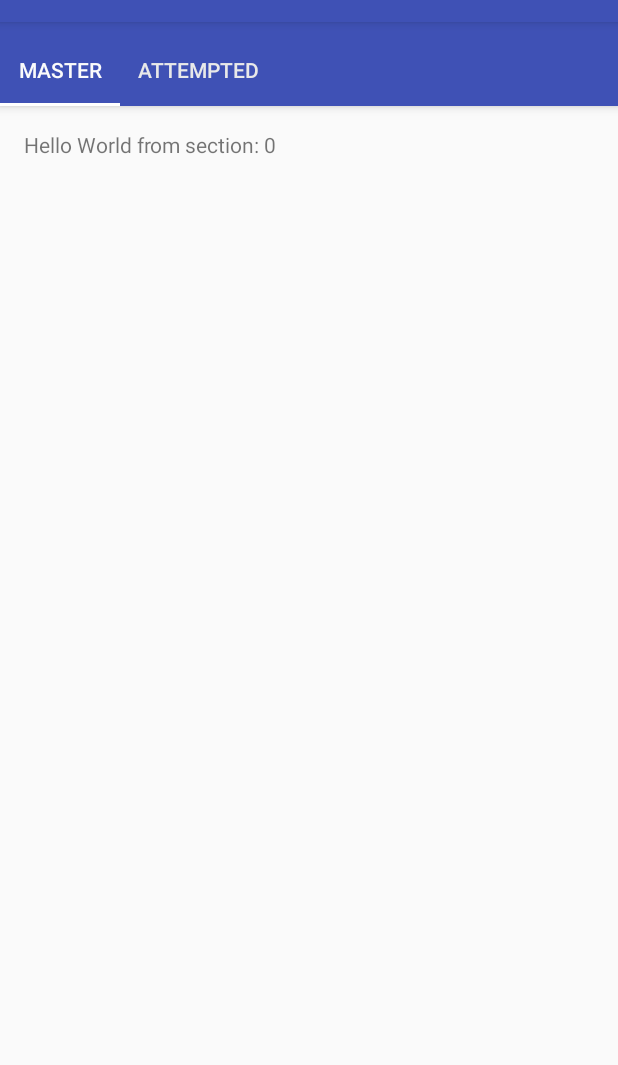
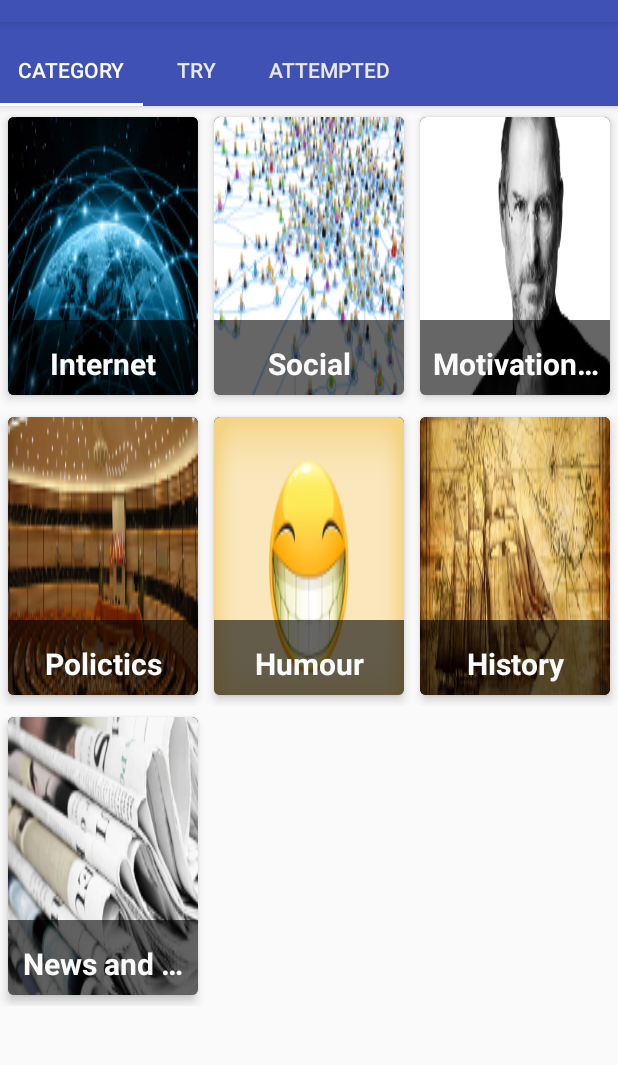
Before and after one commit to richakhanna/master_extempore, an Android app: the screen it shows after launch (MainActivity), on a phone screen of 412 x 824 dp, the part 62-1127 px from its top. Run offline under Robolectric (Android 15) with nearby library versions, the phone set to English and light mode, and no system bars; our stand-ins replace Volley; pictures from the network do not load.

Commit message:
CategoryGrid and Adapter added

```diff
--- a/app/build.gradle
+++ b/app/build.gradle
@@ -29,4 +29,5 @@ dependencies {
     compile 'com.google.code.gson:gson:2.+'
     compile 'com.android.support:cardview-v7:+'
     compile 'com.android.support:design:23.2.1'
+    compile 'com.github.bumptech.glide:glide:3.7.0'
 }
--- a/app/src/main/java/com/richdroid/masterextempore/ui/activity/MainActivity.java
+++ b/app/src/main/java/com/richdroid/masterextempore/ui/activity/MainActivity.java
@@ -16,7 +16,7 @@ import java.util.List;
 public class MainActivity extends AppCompatActivity implements TabLayout.OnTabSelectedListener {
 
   private static final String TAG = MainActivity.class.getSimpleName();
-  private static final int NUM_PAGES = 2;
+  private static final int NUM_PAGES = 3;
   private List<ContactDetail> mDatasetList;
   private DataManager mDataMan;
   private ProgressBarUtil mProgressBar;
--- /dev/null
+++ b/app/src/main/java/com/richdroid/masterextempore/ui/adapter/CategoryGridAdapter.java
@@ -0,0 +1,93 @@
+package com.richdroid.masterextempore.ui.adapter;
+
+import android.content.Context;
+import android.content.SharedPreferences;
+import android.preference.PreferenceManager;
+import android.support.v7.widget.RecyclerView;
+import android.view.LayoutInflater;
+import android.view.View;
+import android.view.ViewGroup;
+import android.widget.ImageView;
+import android.widget.LinearLayout;
+import android.widget.TextView;
+import com.bumptech.glide.Glide;
+import com.richdroid.masterextempore.R;
+
+public class CategoryGridAdapter extends RecyclerView.Adapter<CategoryGridAdapter.ListViewHolder> {
+
+  private static final String CATEGORY = "category";
+  private String categoryList[] = {
+      "Internet", "Social", "Motivational", "Polictics", "Humour", "History",
+      "News and Infotainment"
+  };
+  private int categoryListImage[] = {
+      R.drawable.internet, R.drawable.social, R.drawable.motivation, R.drawable.politics,
+      R.drawable.humour, R.drawable.history, R.drawable.news
+  };
+  private final Context mContext;
+  private SharedPreferences mPref;
+
+  public class ListViewHolder extends RecyclerView.ViewHolder
+      implements View.OnClickListener, View.OnLongClickListener {
+
+    private final TextView mTopicName;
+    private ImageView mImage;
+    private LinearLayout mContainer;
+    private LinearLayout mTextLayout;
+
+    public ListViewHolder(View itemView) {
+      super(itemView);
+      this.mTopicName = (TextView) itemView.findViewById(R.id.title_text_view);
+      this.mImage = (ImageView) itemView.findViewById(R.id.img_grid);
+      this.mContainer = (LinearLayout) itemView.findViewById(R.id.container);
+      this.mTextLayout = (LinearLayout) itemView.findViewById(R.id.textLayout);
+      itemView.setOnClickListener(this);
+      itemView.setOnLongClickListener(this);
+    }
+
+    @Override public void onClick(View v) {
+      int position = getAdapterPosition();
+      SharedPreferences.Editor editor = mPref.edit();
+      if(mPref.getBoolean(categoryList[position], false)){
+        this.mTextLayout.setBackgroundColor(mContext.getResources().getColor(R.color.blacktranslucent));
+        editor.putBoolean(categoryList[position], false);
+      }else{
+        this.mTextLayout.setBackgroundColor(
+            mContext.getResources().getColor(R.color.greentranslucent));
+        editor.putBoolean(categoryList[position], true);
+      }
+      editor.commit();
+    }
+
+    @Override public boolean onLongClick(View v) {
+      return false;
+    }
+  }
+
+  public CategoryGridAdapter(Context context) {
+    mContext = context;
+    mPref = PreferenceManager.getDefaultSharedPreferences(mContext.getApplicationContext());
+  }
+
+  @Override
+  public CategoryGridAdapter.ListViewHolder onCreateViewHolder(ViewGroup parent, int viewType) {
+    View view = LayoutInflater.from(parent.getContext()).inflate(R.layout.grid_item, parent, false);
+
+    return new ListViewHolder(view);
+  }
+
+  @Override public void onBindViewHolder(ListViewHolder viewHolder, int position) {
+    // - get element from your dataset at this position
+    // - replace the contents of the view with that element
+    viewHolder.mTopicName.setText(categoryList[position]);
+    if (mPref.getBoolean(categoryList[position],false)) {
+      viewHolder.mTextLayout.setBackgroundColor(mContext.getResources().getColor(
+          R.color.greentranslucent));
+    }
+    Glide.with(mContext).load(categoryListImage[position]).into(viewHolder.mImage);
+  }
+
+  @Override public int getItemCount() {
+    return categoryList.length;
+  }
+}
--- a/app/src/main/java/com/richdroid/masterextempore/ui/adapter/SectionsPagerAdapter.java
+++ b/app/src/main/java/com/richdroid/masterextempore/ui/adapter/SectionsPagerAdapter.java
@@ -3,6 +3,7 @@ package com.richdroid.masterextempore.ui.adapter;
 import android.support.v4.app.Fragment;
 import android.support.v4.app.FragmentManager;
 import android.support.v4.app.FragmentPagerAdapter;
+import com.richdroid.masterextempore.ui.fragment.CategoryFragement;
 import com.richdroid.masterextempore.ui.fragment.PlaceholderFragment;
 import com.richdroid.masterextempore.ui.fragment.VideoListFragment;
 
@@ -15,8 +16,10 @@ public class SectionsPagerAdapter extends FragmentPagerAdapter {
     @Override public Fragment getItem(int position) {
       switch (position) {
         case 0:
+          return CategoryFragement.newInstance(position);
+        case 1:
           return PlaceholderFragment.newInstance(position);
-        case 1:
+        case 2:
           return VideoListFragment.newInstance(position);
       }
       return null;
--- /dev/null
+++ b/app/src/main/java/com/richdroid/masterextempore/ui/fragment/CategoryFragement.java
@@ -0,0 +1,53 @@
+package com.richdroid.masterextempore.ui.fragment;
+
+import android.app.Activity;
+import android.os.Bundle;
+import android.support.v4.app.Fragment;
+import android.support.v7.widget.GridLayoutManager;
+import android.support.v7.widget.RecyclerView;
+import android.view.LayoutInflater;
+import android.view.View;
+import android.view.ViewGroup;
+import com.richdroid.masterextempore.R;
+import com.richdroid.masterextempore.ui.adapter.CategoryGridAdapter;
+
+/**
+ * Created by harshikesh.kumar on 16/04/16.
+ */
+public class CategoryFragement extends Fragment {
+
+  private static final String ARG_SECTION_NUMBER = "section_number";
+
+  private RecyclerView mRecyclerView;
+  private GridLayoutManager glm;
+  private CategoryGridAdapter mAdapter;
+  private Activity mContext;
+
+  public static CategoryFragement newInstance(int sectionNumber) {
+    CategoryFragement fragment = new CategoryFragement();
+    Bundle args = new Bundle();
+    args.putInt(ARG_SECTION_NUMBER, sectionNumber);
+    fragment.setArguments(args);
+    return fragment;
+  }
+
+  public CategoryFragement() {
+  }
+
+  @Override public View onCreateView(LayoutInflater inflater, ViewGroup container,
+      Bundle savedInstanceState) {
+    View rootView = inflater.inflate(R.layout.fragment_all_videos, container, false);
+    mContext = getActivity();
+    mRecyclerView = (RecyclerView) rootView.findViewById(R.id.videolistview);
+    //mRecyclerView.setHasFixedSize(true);
+    glm = new GridLayoutManager(mContext, 3);
+    glm.setOrientation(GridLayoutManager.VERTICAL);
+
+    mRecyclerView.setLayoutManager(glm);
+    // specify an adapter
+    mAdapter = new CategoryGridAdapter(getActivity());
+    mRecyclerView.setAdapter(mAdapter);
+
+    return rootView;
+  }
+}
--- a/app/src/main/java/com/richdroid/masterextempore/utils/Utilities.java
+++ b/app/src/main/java/com/richdroid/masterextempore/utils/Utilities.java
@@ -10,8 +10,9 @@ import java.io.File;
  */
 public class Utilities {
 
-  private static String PAGE0 = "Master";
-  private static String PAGE1 = "Attempted";
+  private static String PAGE0 = "Category";
+  private static String PAGE1 = "Try";
+  private static String PAGE2 = "Attempted";
 
   public static String getPageTitle(Context context, int position) {
     switch (position) {
@@ -19,6 +20,8 @@ public class Utilities {
         return PAGE0;
       case 1:
         return PAGE1;
+      case 2:
+        return PAGE2;
     }
     return null;
   }
--- /dev/null
+++ b/app/src/main/res/layout/grid_item.xml
@@ -0,0 +1,58 @@
+<?xml version="1.0" encoding="utf-8"?>
+<LinearLayout
+    xmlns:android="http://schemas.android.com/apk/res/android"
+    android:id="@+id/container"
+    android:orientation="vertical"
+    android:layout_width="match_parent"
+    android:layout_height="@dimen/discover_grid_height"
+    >
+    <android.support.v7.widget.CardView
+        xmlns:card_view="http://schemas.android.com/apk/res-auto"
+        android:id="@+id/card_view"
+        android:layout_gravity="center"
+        android:layout_width="match_parent"
+        android:layout_height="@dimen/discover_grid_height"
+        card_view:cardUseCompatPadding="true"
+        card_view:cardCornerRadius="4dp"
+        card_view:cardElevation="4dp"
+        >
+        <FrameLayout
+            android:layout_width="match_parent"
+            android:layout_height="wrap_content"
+            >
+            <ImageView
+                android:id="@+id/img_grid"
+                android:layout_width="match_parent"
+                android:layout_height="200dp"
+                android:adjustViewBounds="true"
+                android:scaleType="fitXY"
+                android:background="@drawable/internet"
+                />
+            <LinearLayout
+                android:id="@+id/textLayout"
+                android:layout_width="match_parent"
+                android:layout_height="@dimen/dimen_50dp"
+                android:layout_gravity="bottom"
+                android:layout_below="@+id/img_grid"
+                android:background="#99000000"
+                android:orientation="horizontal">
+                <TextView
+                    android:id="@+id/title_text_view"
+                    android:layout_width="match_parent"
+                    android:layout_height="match_parent"
+                    android:ellipsize="end"
+                    android:gravity="center"
+                    android:maxLines="1"
+                    android:paddingLeft="@dimen/padding_8dp"
+                    android:paddingRight="@dimen/padding_8dp"
+                    android:paddingTop="@dimen/padding_8dp"
+                    android:textSize="20sp"
+                    android:textStyle="bold"
+                    android:layout_weight="1"
+                    android:textColor="@color/white"
+                    android:text="INTERNET"
+                    />
+            </LinearLayout>
+        </FrameLayout>
+    </android.support.v7.widget.CardView>
+</LinearLayout>
--- a/app/src/main/res/values/colors.xml
+++ b/app/src/main/res/values/colors.xml
@@ -9,6 +9,10 @@
     <color name="blue">#1919ff</color>
 
     <color name="green">#4CA961</color>
+
+    <color name="greentranslucent">#994CA961</color>
+    <color name="blacktranslucent">#99000000</color>
+
     <color name="light_green">#27ae60</color>
 
     <color name="white">#FBFBFB</color>
--- a/app/src/main/res/values/dimens.xml
+++ b/app/src/main/res/values/dimens.xml
@@ -4,4 +4,16 @@
     <dimen name="activity_vertical_margin">16dp</dimen>
     <dimen name="fab_margin">16dp</dimen>
     <dimen name="appbar_padding_top">8dp</dimen>
+
+    <dimen name="discover_grid_height">200dp</dimen>
+    <dimen name="discover_grid_width">200dp</dimen>
+
+    <dimen name="details_backdrop_height">250dp</dimen>
+    <dimen name="details_poster_width">100dp</dimen>
+    <dimen name="details_poster_height">150dp</dimen>
+    <dimen name="details_poster_margin_top">172dp</dimen>
+
+    <dimen name="dimen_50dp">50dp</dimen>
+    <dimen name="padding_8dp">8dp</dimen>
+
 </resources>
```
Also changed, not shown: app/src/main/res/drawable/history.jpg (added), app/src/main/res/drawable/humour.jpg (added), app/src/main/res/drawable/internet.jpg (added), app/src/main/res/drawable/motivation.jpg (added), app/src/main/res/drawable/news.jpg (added), app/src/main/res/drawable/politics.jpg (added), app/src/main/res/drawable/social.jpg (added).
